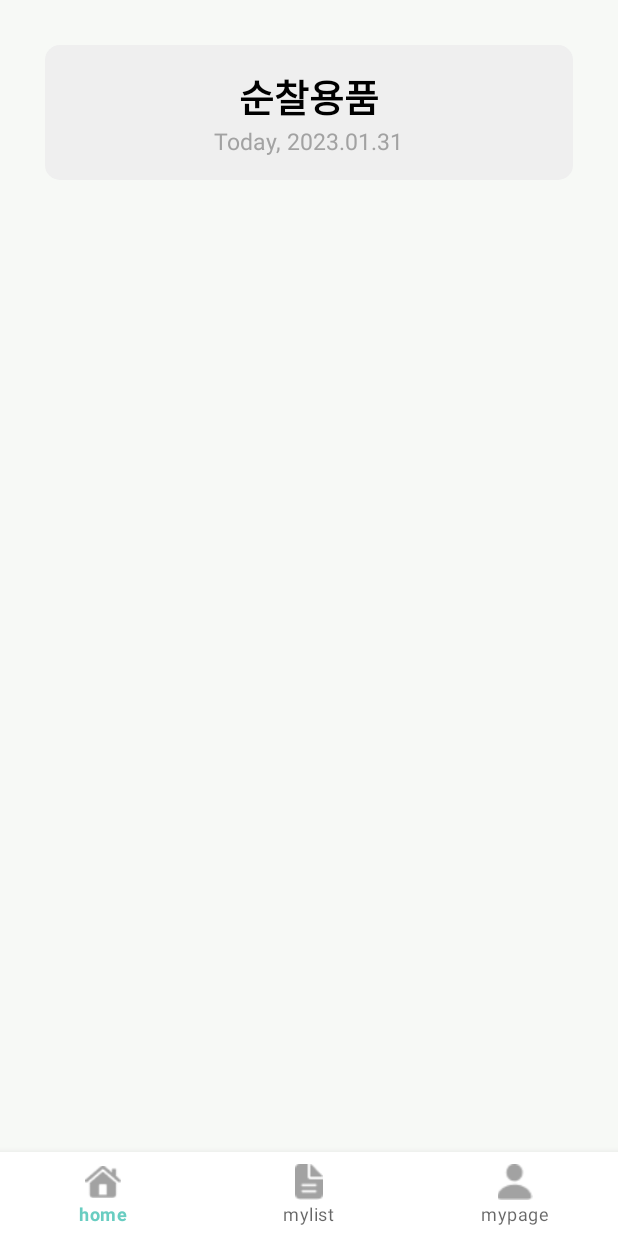
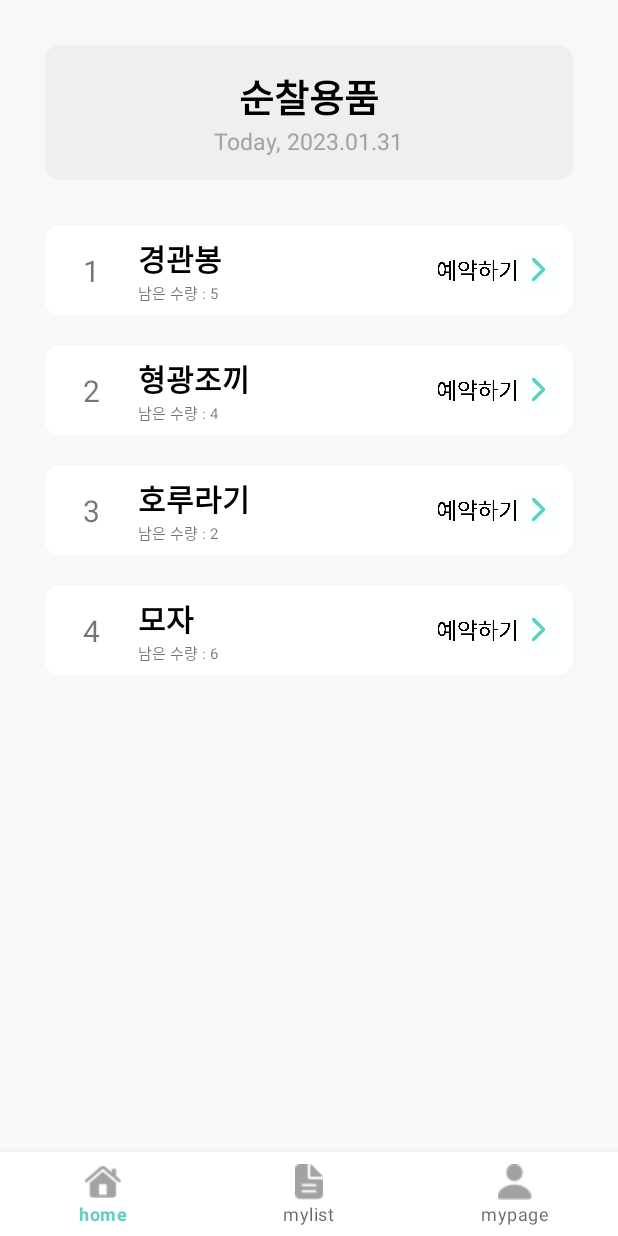
Before and after one commit to SSU-Thing/SSUThing-Android, an Android app: the screen it shows after launch (MainActivity), after a tap on an icon or button, on a phone screen of 412 x 824 dp. Run offline under Robolectric (Android 15) with nearby library versions, the phone set to English and light mode, and no system bars; 1 statement that could not run was skipped.

Commit message:
feat : recyclerview adapter

```diff
--- /dev/null
+++ b/app/src/main/java/com/example/ssuthing/data/ItemListData.kt
@@ -0,0 +1,6 @@
+package com.example.ssuthing.data
+
+data class ItemListData(
+    val itemName: String,
+    val itemNumber: Int,
+)
--- /dev/null
+++ b/app/src/main/java/com/example/ssuthing/ui/home/PatrolPageAdapter.kt
@@ -0,0 +1,33 @@
+package com.example.ssuthing.ui.home
+
+import android.view.LayoutInflater
+import android.view.View
+import android.view.ViewGroup
+import android.widget.TextView
+import androidx.recyclerview.widget.RecyclerView
+import com.example.ssuthing.R
+import com.example.ssuthing.data.ItemListData
+
+class PatrolPageAdapter(val itemList: ArrayList<ItemListData>) :
+    RecyclerView.Adapter<PatrolPageAdapter.BoardViewHolder>() {
+    override fun onCreateViewHolder(parent: ViewGroup, viewType: Int): BoardViewHolder {
+        val view = LayoutInflater.from(parent.context).inflate(R.layout.item_list, parent, false)
+        return BoardViewHolder(view)
+    }
+
+    override fun onBindViewHolder(holder: BoardViewHolder, position: Int) {
+        holder.tv_list_number.text = (position + 1).toString()
+        holder.tv_name.text = itemList[position].itemName
+        holder.tv_number.text = itemList[position].itemNumber.toString()
+    }
+
+    override fun getItemCount(): Int {
+        return itemList.count()
+    }
+
+    inner class BoardViewHolder(itemView: View): RecyclerView.ViewHolder(itemView){
+        val tv_list_number = itemView.findViewById<TextView>(R.id.list_number)
+        val tv_name = itemView.findViewById<TextView>(R.id.item_name)
+        val tv_number = itemView.findViewById<TextView>(R.id.item_number)
+    }
+}
--- a/app/src/main/java/com/example/ssuthing/ui/home/PatrolPageFragment.kt
+++ b/app/src/main/java/com/example/ssuthing/ui/home/PatrolPageFragment.kt
@@ -5,7 +5,10 @@ import android.view.LayoutInflater
 import android.view.View
 import android.view.ViewGroup
 import androidx.fragment.app.Fragment
+import androidx.recyclerview.widget.LinearLayoutManager
+import androidx.recyclerview.widget.RecyclerView
 import com.example.ssuthing.R
+import com.example.ssuthing.data.ItemListData
 
 private const val ARG_PARAM1 = "param1"
 private const val ARG_PARAM2 = "param2"
@@ -27,6 +30,16 @@ class PatrolPageFragment : Fragment() {
         savedInstanceState: Bundle?
     ): View? {
         val view: View = inflater.inflate(R.layout.fragment_patrol_page, container, false)
+        val rv_patrol = view.findViewById<RecyclerView>(R.id.rv_patrol)
+        val itemList = ArrayList<ItemListData>()
+        itemList.add(ItemListData("경관봉", 5))
+        itemList.add(ItemListData("형광조끼", 4))
+        itemList.add(ItemListData("호루라기", 2))
+        itemList.add(ItemListData("모자", 6))
+        val patrolPageAdapter = PatrolPageAdapter(itemList)
+        patrolPageAdapter.notifyDataSetChanged()
+        rv_patrol.adapter = patrolPageAdapter
+        rv_patrol.layoutManager = LinearLayoutManager(activity, LinearLayoutManager.VERTICAL, false)
         return view
     }
 
--- a/app/src/main/res/layout/item_list.xml
+++ b/app/src/main/res/layout/item_list.xml
@@ -33,6 +33,7 @@
             app:layout_constraintEnd_toEndOf="@id/list_detail">
 
             <TextView
+                android:id="@+id/item_name"
                 android:layout_width="wrap_content"
                 android:layout_height="wrap_content"
                 android:text="경관봉"
@@ -40,11 +41,25 @@
                 android:textSize="20sp"
                 android:textStyle="bold" />
 
+            <LinearLayout
+                android:layout_width="wrap_content"
+                android:layout_height="wrap_content"
+                android:orientation="horizontal">
+
             <TextView
                 android:layout_width="wrap_content"
                 android:layout_height="wrap_content"
-                android:text="남은 수량 : 5"
-                android:textSize="10dp" />
+                android:text="남은 수량 : "
+                android:textSize="10sp"/>
+
+            <TextView
+                android:id="@+id/item_number"
+                android:layout_width="wrap_content"
+                android:layout_height="wrap_content"
+                android:text="5"
+                android:textSize="10sp" />
+
+            </LinearLayout>
 
         </LinearLayout>
 
```
